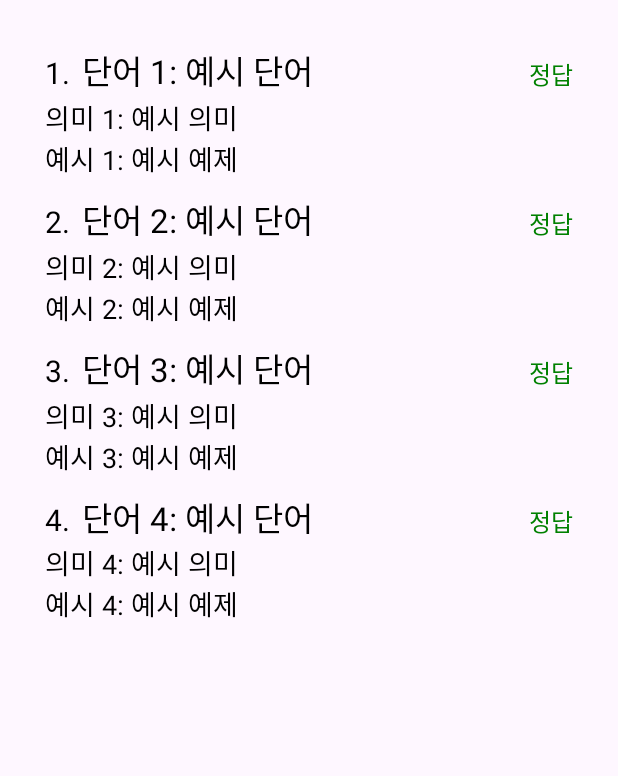
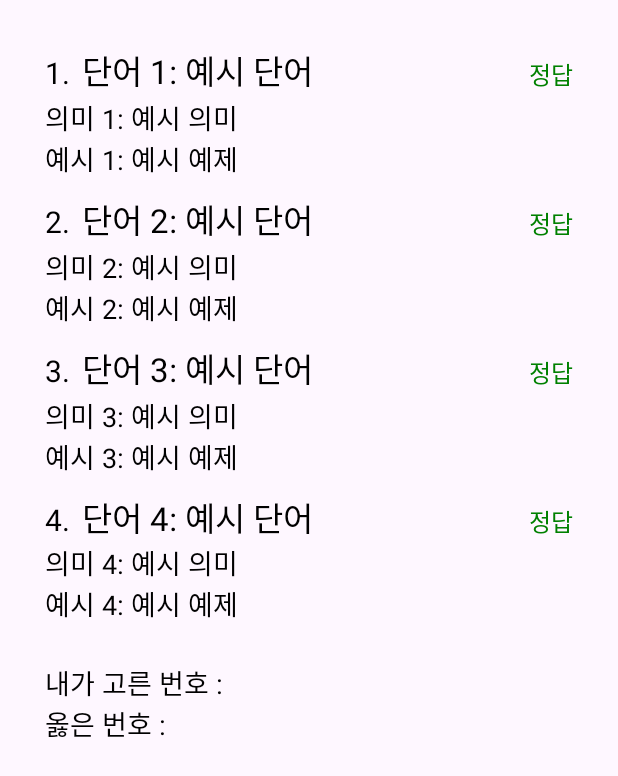
Before and after one commit to melly8954/EnkoQuest, an Android app: the layout activity_explanation.xml on its own in the app's theme, with its tools: preview values and no code run, on a phone screen of 412 x 824 dp. Shown: the top 776 px of the screen. Run offline under Robolectric (Android 15) with nearby library versions, the phone set to English and light mode, and no system bars.

Commit message:
20241121 update ExplanationActivity
해설 페이지에 내가고른 선택지와 정답인 선택지 출력하는
기능 추가

```diff
--- a/app/src/main/res/layout/activity_explanation.xml
+++ b/app/src/main/res/layout/activity_explanation.xml
@@ -232,7 +232,29 @@
             android:text="예시 4: 예시 예제"
             android:textColor="#000" />
     </LinearLayout>
+    <LinearLayout
+        android:layout_width="match_parent"
+        android:layout_height="wrap_content"
+        android:orientation="vertical"
+        android:layout_marginTop="20dp">
 
+        <TextView
+            android:id="@+id/myAnswer"
+            android:layout_width="match_parent"
+            android:layout_height="wrap_content"
+            android:textSize="18sp"
+            android:text="내가 고른 번호 : "
+            android:textColor="#000" />
+
+        <TextView
+            android:id="@+id/correctAnswer"
+            android:layout_width="match_parent"
+            android:layout_height="wrap_content"
+            android:layout_marginBottom="5dp"
+            android:textSize="18sp"
+            android:text="옳은 번호 : "
+            android:textColor="#000" />
+    </LinearLayout>
     <LinearLayout
         android:layout_width="match_parent"
         android:layout_height="wrap_content"
```
Also changed, not shown: app/src/main/java/com/example/enkoquest/challenge/CorrectWordActivity.java (+33 -1 lines), app/src/main/java/com/example/enkoquest/challenge/ExplanationActivity.java (+11 -0 lines).
